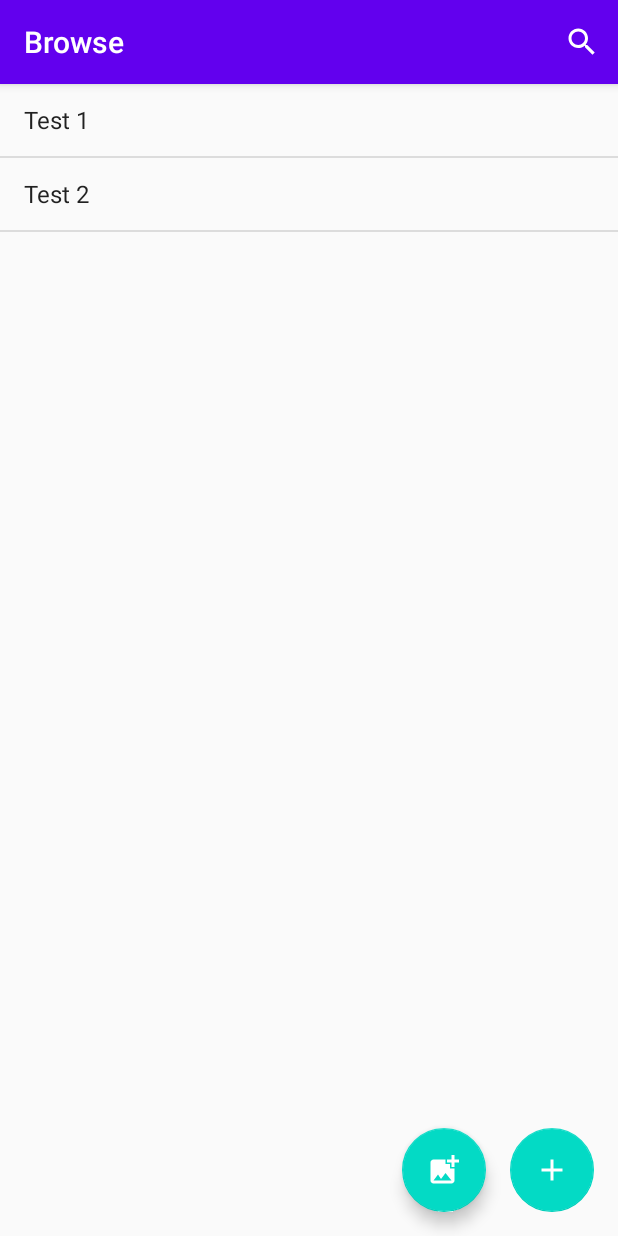
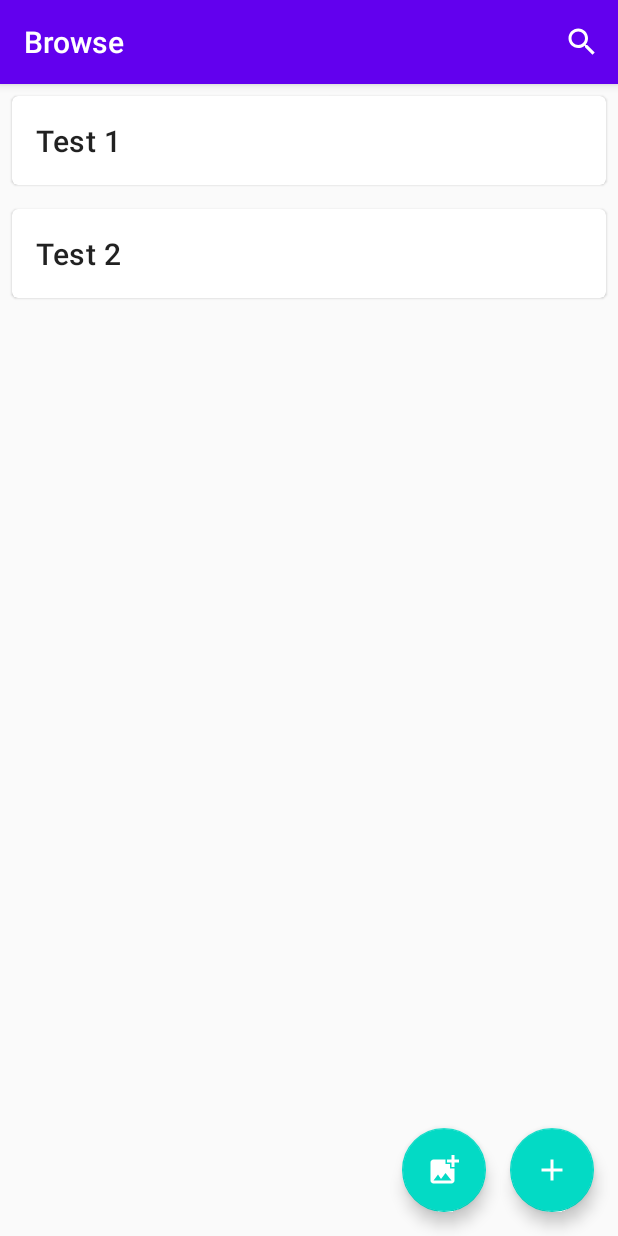
Before and after one commit to ultradr3mer/AdvancedClipboard.Android, an Android app: the screen it shows after launch (BrowseActivity), on a phone screen of 412 x 824 dp. Run offline under Robolectric (Android 15) with nearby library versions, the phone set to English and light mode, and no system bars.

```diff
--- a/app/src/main/AndroidManifest.xml
+++ b/app/src/main/AndroidManifest.xml
@@ -9,7 +9,7 @@
         android:roundIcon="@mipmap/ic_launcher_round"
         android:supportsRtl="true"
         android:theme="@style/AppTheme">
-        <activity android:name=".SearchActivity"></activity>
+        <activity android:name=".SearchActivity" />
         <activity
             android:name=".BrowseActivity"
             android:label="@string/title_activity_browse"
@@ -23,7 +23,7 @@
         <activity
             android:name=".MainActivity"
             android:label="@string/app_name"
-            android:theme="@style/AppTheme.NoActionBar"></activity>
+            android:theme="@style/AppTheme.NoActionBar" />
     </application>
 
 </manifest>
--- a/app/src/main/java/com/example/advancedclipboardandroid/BrowseActivity.kt
+++ b/app/src/main/java/com/example/advancedclipboardandroid/BrowseActivity.kt
@@ -1,20 +1,23 @@
 package com.example.advancedclipboardandroid
 
-import android.content.*
+import android.content.ClipDescription
+import android.content.ClipboardManager
+import android.content.Context
+import android.content.Intent
 import android.graphics.drawable.Drawable
 import android.os.Bundle
 import android.provider.MediaStore
 import android.view.Menu
 import android.view.MenuItem
-import android.widget.ArrayAdapter
 import androidx.appcompat.app.AppCompatActivity
+import com.google.android.material.snackbar.Snackbar
 import kotlinx.android.synthetic.main.activity_browse.*
 import kotlinx.android.synthetic.main.content_browse.*
 
 class BrowseActivity : AppCompatActivity() {
 
     private lateinit var clipboard: ClipboardManager
-    private lateinit var adapter: ArrayAdapter<ClipboardItem>
+    private lateinit var adapter: ItemAdapter
     val PICK_IMAGE = 1
 
     override fun onCreate(savedInstanceState: Bundle?) {
@@ -23,23 +26,20 @@ class BrowseActivity : AppCompatActivity() {
         setSupportActionBar(findViewById(R.id.toolbar))
         clipboard = getSystemService(Context.CLIPBOARD_SERVICE) as ClipboardManager
 
-        this.adapter = ArrayAdapter<ClipboardItem>(
+        this.adapter = ItemAdapter(
             this,
-            android.R.layout.simple_list_item_1,
             Repository.items
         )
-        list.adapter = adapter
-
-        list.setOnItemClickListener { parent, view, position, id ->
-            val item = Repository.items[position]
-            val clip: ClipData = ClipData.newPlainText(item.name, item.name)
-            clipboard.setPrimaryClip(clip)
-            updateIsEnabled()
-        }
-
-        add.isEnabled = false
+        recycler_view.adapter = adapter
 
         add.setOnClickListener { view ->
+            if(!this.checkIfClipboardHasText())
+            {
+                Snackbar.make(view, "Please copy some text.", Snackbar.LENGTH_LONG)
+                    .setAction("Paste", null).show()
+                return@setOnClickListener
+            }
+
             val item = clipboard.primaryClip!!.getItemAt(0)
             Repository.items.add(ClipboardItem(item.text.toString(), null))
             adapter.notifyDataSetChanged()
@@ -79,8 +79,8 @@ class BrowseActivity : AppCompatActivity() {
         }
     }
 
-    private fun updateIsEnabled() {
-        add.isEnabled = when {
+    private fun checkIfClipboardHasText(): Boolean {
+        return when {
             !clipboard.hasPrimaryClip() -> {
                 false
             }
--- /dev/null
+++ b/app/src/main/java/com/example/advancedclipboardandroid/ItemAdapter.kt
@@ -0,0 +1,54 @@
+package com.example.advancedclipboardandroid
+
+import android.content.Context
+import android.text.TextUtils
+import android.view.LayoutInflater
+import android.view.View
+import android.view.ViewGroup
+import android.widget.ImageView
+import android.widget.TextView
+import androidx.recyclerview.widget.RecyclerView
+
+
+class ItemAdapter(
+    private val context: Context,
+    private val dataset: List<ClipboardItem>
+): RecyclerView.Adapter<ItemAdapter.ItemViewHolder>() {
+
+    // Provide a reference to the views for each data item
+    // Complex data items may need more than one view per item, and
+    // you provide access to all the views for a data item in a view holder.
+    // Each data item is just an Affirmation object.
+    class ItemViewHolder(private val view: View): RecyclerView.ViewHolder(view) {
+        val textView: TextView = view.findViewById(R.id.item_title)
+        val imageView: ImageView = view.findViewById(R.id.item_image)
+        val ListItem: ListItem = view as ListItem
+    }
+
+    /**
+     * Create new views (invoked by the layout manager)
+     */
+    override fun onCreateViewHolder(parent: ViewGroup, viewType: Int): ItemViewHolder {
+        // create a new view
+        val adapterLayout = LayoutInflater.from(parent.context).inflate(R.layout.list_item, parent, false)
+
+        return ItemViewHolder(adapterLayout)
+    }
+
+    /**
+     * Replace the contents of a view (invoked by the layout manager)
+     */
+    override fun onBindViewHolder(holder: ItemViewHolder, position: Int) {
+        val item = dataset[position]
+        holder.textView.visibility = if (TextUtils.isEmpty(item.name)) View.GONE else View.VISIBLE
+        holder.textView.text = item.name
+        holder.imageView.visibility = if (item.image == null) View.GONE else View.VISIBLE
+        holder.imageView.setImageDrawable(item.image)
+        holder.ListItem.item = item
+    }
+
+    /**
+     * Return the size of your dataset (invoked by the layout manager)
+     */
+    override fun getItemCount() = dataset.size
+}
--- /dev/null
+++ b/app/src/main/java/com/example/advancedclipboardandroid/ListItem.kt
@@ -0,0 +1,27 @@
+package com.example.advancedclipboardandroid
+
+import android.content.ClipData
+import android.content.ClipboardManager
+import android.content.Context
+import android.util.AttributeSet
+import com.google.android.material.card.MaterialCardView
+
+/**
+ * Component for the list items in the UI.
+ */
+class ListItem : MaterialCardView {
+
+    public lateinit var item: ClipboardItem
+
+    constructor( context: Context,  attrs: AttributeSet) : super(context, attrs) {
+        this.init(attrs, 0)
+    }
+
+    private fun init(attrs: AttributeSet?, defStyle: Int) {
+        this.setOnClickListener{ _ ->
+            val clipboard = context.getSystemService(Context.CLIPBOARD_SERVICE) as ClipboardManager
+            val clip: ClipData = ClipData.newPlainText(item.name, item.name)
+            clipboard.setPrimaryClip(clip)
+        }
+    }
+}
--- a/app/src/main/res/layout/content_browse.xml
+++ b/app/src/main/res/layout/content_browse.xml
@@ -6,12 +6,11 @@
     android:layout_height="match_parent"
     app:layout_behavior="@string/appbar_scrolling_view_behavior">
 
-    <ListView
-        android:id="@+id/list"
-        android:layout_width="0dp"
-        android:layout_height="0dp"
-        app:layout_constraintBottom_toBottomOf="parent"
-        app:layout_constraintEnd_toEndOf="parent"
-        app:layout_constraintStart_toStartOf="parent"
-        app:layout_constraintTop_toTopOf="parent" />
+    <androidx.recyclerview.widget.RecyclerView
+        android:id="@+id/recycler_view"
+        android:layout_width="match_parent"
+        android:layout_height="match_parent"
+        app:layoutManager="LinearLayoutManager"
+        android:scrollbars="vertical"/>
+
 </androidx.constraintlayout.widget.ConstraintLayout>
--- /dev/null
+++ b/app/src/main/res/layout/list_item.xml
@@ -0,0 +1,28 @@
+<?xml version="1.0" encoding="utf-8"?>
+<com.example.advancedclipboardandroid.ListItem xmlns:android="http://schemas.android.com/apk/res/android"
+    android:layout_width="match_parent"
+    android:layout_height="wrap_content"
+    android:layout_margin="8dp"
+    android:theme="@style/Theme.MaterialComponents.Light">
+
+    <LinearLayout
+        android:layout_width="match_parent"
+        android:layout_height="wrap_content"
+        android:orientation="vertical">
+
+        <ImageView
+            android:id="@+id/item_image"
+            android:layout_width="match_parent"
+            android:layout_height="240dp"
+            android:importantForAccessibility="no"
+            android:scaleType="centerCrop" />
+
+        <TextView
+            android:id="@+id/item_title"
+            android:layout_width="wrap_content"
+            android:layout_height="wrap_content"
+            android:padding="16dp"
+            android:textAppearance="?attr/textAppearanceHeadline6" />
+
+    </LinearLayout>
+</com.example.advancedclipboardandroid.ListItem>
--- a/app/src/main/res/values/strings.xml
+++ b/app/src/main/res/values/strings.xml
@@ -14,4 +14,5 @@
     <string name="title_activity_browse">Browse</string>
     <string name="login">Login</string>
     <string name="Search">Search</string>
+    <string name="title_activity_main2">MainActivity</string>
 </resources>
```
